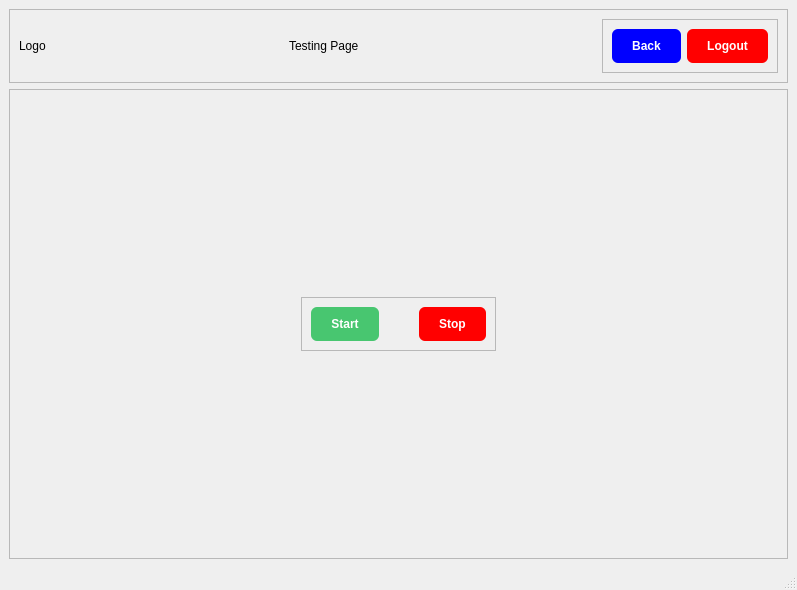
Jeffrey-Ragland/pyqt5IOCLTwo, file testingPage.ui: the form before one commit.
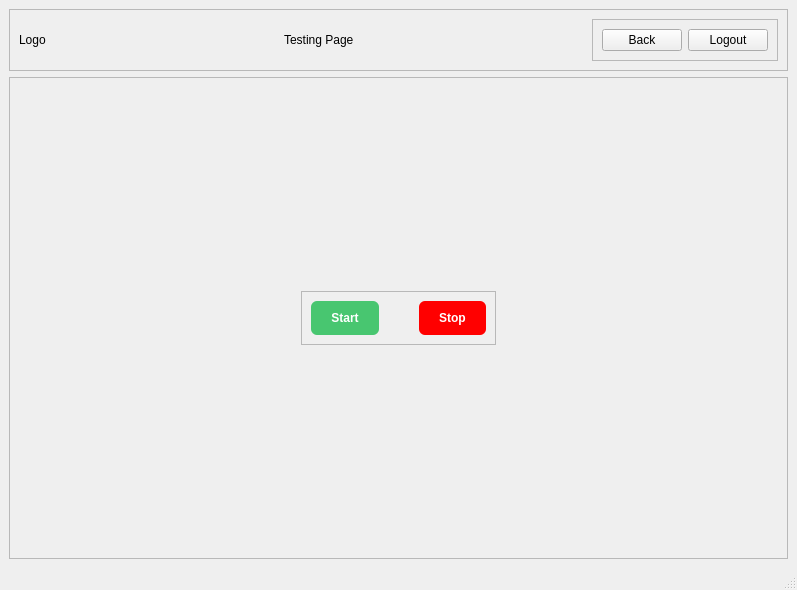
The form after the commit.

Commit message: serial connection in progress

What changed in the file:
```diff
--- a/testingPage.ui
+++ b/testingPage.ui
@@ -76,13 +76,7 @@
           <item>
            <widget class="QPushButton" name="testingBackButton">
             <property name="styleSheet">
-             <string notr="true">#testingBackButton {
-	background-color: rgb(0, 0, 255);
-   color: white;
-	border-radius: 6px;
-	padding: 10px 20px;
-	font: bold;
-}</string>
+             <string notr="true"/>
             </property>
             <property name="text">
              <string>Back</string>
@@ -92,13 +86,7 @@
           <item>
            <widget class="QPushButton" name="testingLogoutButton">
             <property name="styleSheet">
-             <string notr="true">#testingLogoutButton {
-	background-color: rgb(255, 0, 0);
-   color: white;
-	border-radius: 6px;
-	padding: 10px 20px;
-	font: bold;
-}</string>
+             <string notr="true"/>
             </property>
             <property name="text">
              <string>Logout</string>
```
Left out of the diff: 2 changed lines with no effect on the pictures. The commit also changes 1 other file.
